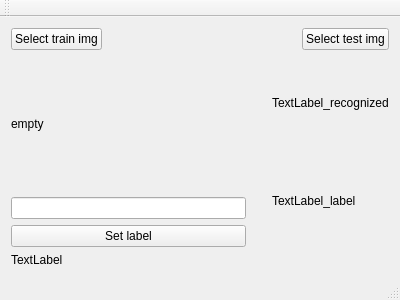
Qt form fr/gui/mainwindow.ui (bergmansj/sparks) before a commit.
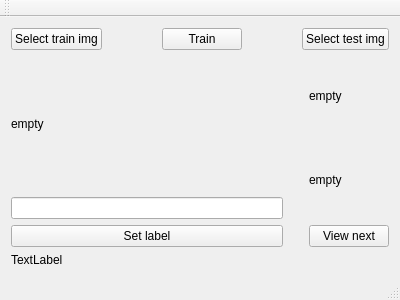
The same form after that commit.

Patch:
```diff
--- a/fr/gui/mainwindow.ui
+++ b/fr/gui/mainwindow.ui
@@ -24,6 +24,26 @@
         </property>
        </widget>
       </item>
+      <item>
+       <spacer name="horizontalSpacer_2">
+        <property name="orientation">
+         <enum>Qt::Horizontal</enum>
+        </property>
+        <property name="sizeHint" stdset="0">
+         <size>
+          <width>40</width>
+          <height>20</height>
+         </size>
+        </property>
+       </spacer>
+      </item>
+      <item>
+       <widget class="QPushButton" name="pushButton_4">
+        <property name="text">
+         <string>Train</string>
+        </property>
+       </widget>
+      </item>
       <item>
        <spacer name="horizontalSpacer">
         <property name="orientation">
@@ -91,14 +111,21 @@
         <item>
          <widget class="QLabel" name="TextLabel_recognized">
           <property name="text">
-           <string>TextLabel_recognized</string>
+           <string>empty</string>
           </property>
          </widget>
         </item>
         <item>
          <widget class="QLabel" name="TextLabel_label">
           <property name="text">
-           <string>TextLabel_label</string>
+           <string>empty</string>
+          </property>
+         </widget>
+        </item>
+        <item>
+         <widget class="QPushButton" name="pushButton_3">
+          <property name="text">
+           <string>View next</string>
           </property>
          </widget>
         </item>
```
